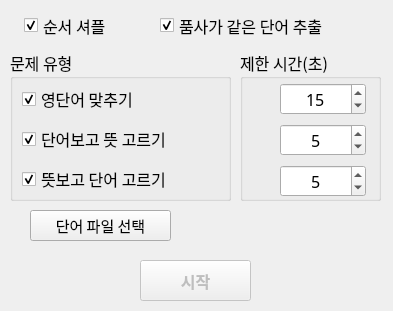
This is DailyOption.ui in KangInPark/VocaTester as Qt 5 draws it before an edit. The edited form follows.
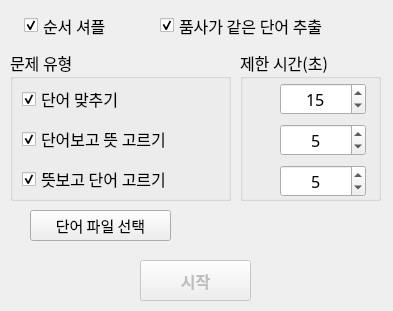
This is the edited form.

Commit message: 형식: 옵션 선택창의 라벨 수정

Patch:
```diff
--- a/DailyOption.ui
+++ b/DailyOption.ui
@@ -72,7 +72,7 @@
         </font>
        </property>
        <property name="text">
-        <string>영단어 맞추기</string>
+        <string>단어 맞추기</string>
        </property>
        <property name="checked">
         <bool>true</bool>
```
